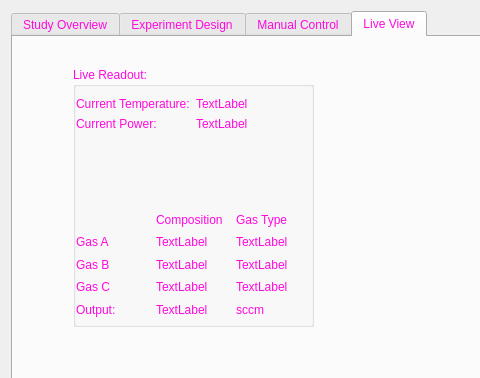
Above: reactorUI.ui from Dionne-Lab/catalight before the change; both pictures show x 0 to 480 and y 0 to 378 of the 1076 by 687 pixel window. Below: the same form after it.
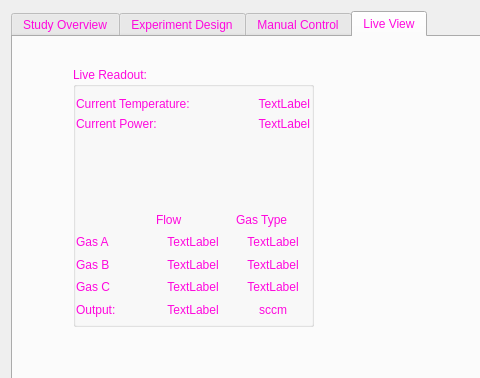
That is the form after the change. The open tabs and pages were chosen to show the change. Icons and pictures are not drawn.

Patch:
```diff
--- a/reactorUI.ui
+++ b/reactorUI.ui
@@ -1131,6 +1131,9 @@
              <property name="text">
               <string>TextLabel</string>
              </property>
+             <property name="alignment">
+              <set>Qt::AlignRight|Qt::AlignTrailing|Qt::AlignVCenter</set>
+             </property>
             </widget>
            </item>
            <item row="1" column="1">
@@ -1138,6 +1141,9 @@
              <property name="text">
               <string>TextLabel</string>
              </property>
+             <property name="alignment">
+              <set>Qt::AlignRight|Qt::AlignTrailing|Qt::AlignVCenter</set>
+             </property>
             </widget>
            </item>
           </layout>
@@ -1154,7 +1160,7 @@
            <item row="0" column="1">
             <widget class="QLabel" name="label_71">
              <property name="text">
-              <string>Composition</string>
+              <string>Flow</string>
              </property>
             </widget>
            </item>
@@ -1191,6 +1197,9 @@
              <property name="text">
               <string>TextLabel</string>
              </property>
+             <property name="alignment">
+              <set>Qt::AlignCenter</set>
+             </property>
             </widget>
            </item>
            <item row="2" column="2">
@@ -1198,6 +1207,9 @@
              <property name="text">
               <string>TextLabel</string>
              </property>
+             <property name="alignment">
+              <set>Qt::AlignCenter</set>
+             </property>
             </widget>
            </item>
            <item row="3" column="2">
@@ -1205,6 +1217,9 @@
              <property name="text">
               <string>TextLabel</string>
              </property>
+             <property name="alignment">
+              <set>Qt::AlignCenter</set>
+             </property>
             </widget>
            </item>
            <item row="4" column="2">
@@ -1212,6 +1227,9 @@
              <property name="text">
               <string>sccm</string>
              </property>
+             <property name="alignment">
+              <set>Qt::AlignCenter</set>
+             </property>
             </widget>
            </item>
            <item row="1" column="1">
@@ -1219,6 +1237,9 @@
              <property name="text">
               <string>TextLabel</string>
              </property>
+             <property name="alignment">
+              <set>Qt::AlignCenter</set>
+             </property>
             </widget>
            </item>
            <item row="2" column="1">
@@ -1226,6 +1247,9 @@
              <property name="text">
               <string>TextLabel</string>
              </property>
+             <property name="alignment">
+              <set>Qt::AlignCenter</set>
+             </property>
             </widget>
            </item>
            <item row="3" column="1">
@@ -1233,6 +1257,9 @@
              <property name="text">
               <string>TextLabel</string>
              </property>
+             <property name="alignment">
+              <set>Qt::AlignCenter</set>
+             </property>
             </widget>
            </item>
            <item row="4" column="1">
@@ -1240,6 +1267,9 @@
              <property name="text">
               <string>TextLabel</string>
              </property>
+             <property name="alignment">
+              <set>Qt::AlignCenter</set>
+             </property>
             </widget>
            </item>
           </layout>
```
Left out of the diff: 31 changed lines with no effect on the pictures.
